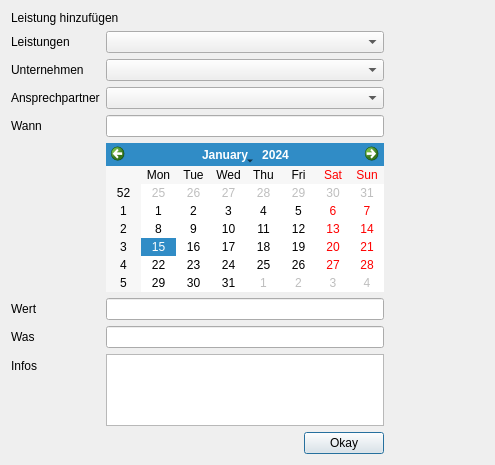
Above: createactivity.ui from green-lion-racing/glr-database before the change. Below: the same form after it.
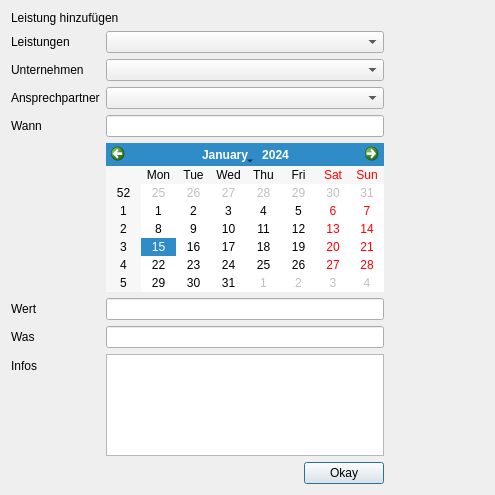
That is the form after the change.

What changed in the file:
```diff
--- a/createactivity.ui
+++ b/createactivity.ui
@@ -7,7 +7,7 @@
     <x>0</x>
     <y>0</y>
     <width>495</width>
-    <height>465</height>
+    <height>495</height>
    </rect>
   </property>
   <property name="windowTitle">
```
Left out of the diff: 13 changed lines with no effect on the pictures.
